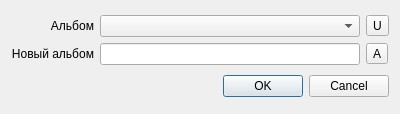
Above: uploadimagesdlg.ui from knvmbox/file-uploader before the change. Below: the same form after it.
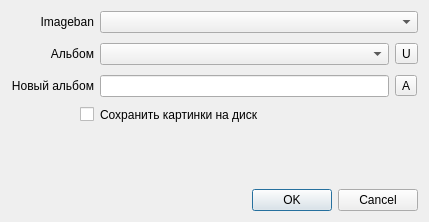
That is the form after the change. Icons and pictures are not drawn. Custom widgets are drawn as their Qt base class.

Patch:
```diff
--- a/uploadimagesdlg.ui
+++ b/uploadimagesdlg.ui
@@ -6,8 +6,8 @@
    <rect>
     <x>0</x>
     <y>0</y>
-    <width>400</width>
-    <height>114</height>
+    <width>429</width>
+    <height>222</height>
    </rect>
   </property>
   <property name="windowTitle">
@@ -16,10 +16,16 @@
   <layout class="QVBoxLayout" name="verticalLayout">
    <item>
     <layout class="QGridLayout" name="gridLayout">
-     <item row="0" column="1">
+     <property name="bottomMargin">
+      <number>0</number>
+     </property>
+     <property name="verticalSpacing">
+      <number>10</number>
+     </property>
+     <item row="1" column="1">
       <widget class="QComboBox" name="albumsBox"/>
      </item>
-     <item row="0" column="2">
+     <item row="1" column="2">
       <widget class="QToolButton" name="reloadAlbumsBtn">
        <property name="text">
         <string>U</string>
@@ -31,6 +37,33 @@
       </widget>
      </item>
      <item row="0" column="0">
+      <widget class="QLabel" name="label_2">
+       <property name="text">
+        <string>Imageban</string>
+       </property>
+       <property name="alignment">
+        <set>Qt::AlignRight|Qt::AlignTrailing|Qt::AlignVCenter</set>
+       </property>
+      </widget>
+     </item>
+     <item row="0" column="1" colspan="2">
+      <widget class="QComboBox" name="imagebanBox"/>
+     </item>
+     <item row="2" column="1">
+      <widget class="QLineEdit" name="albumNameEdit"/>
+     </item>
+     <item row="2" column="2">
+      <widget class="QToolButton" name="addAlbumBtn">
+       <property name="text">
+        <string>A</string>
+       </property>
+       <property name="icon">
+        <iconset resource="file-uploader.qrc">
+         <normaloff>:/img/add.png</normaloff>:/img/add.png</iconset>
+       </property>
+      </widget>
+     </item>
+     <item row="1" column="0">
       <widget class="QLabel" name="label">
        <property name="maximumSize">
         <size>
@@ -46,7 +79,7 @@
        </property>
       </widget>
      </item>
-     <item row="1" column="0">
+     <item row="2" column="0">
       <widget class="QLabel" name="newAlbumLabel">
        <property name="text">
         <string>Новый альбом</string>
@@ -56,17 +89,27 @@
        </property>
       </widget>
      </item>
-     <item row="1" column="1">
-      <widget class="QLineEdit" name="albumNameEdit"/>
+     <item row="4" column="0" colspan="3">
+      <widget class="FileSelector" name="dirSelector" native="true">
+       <property name="enabled">
+        <bool>false</bool>
+       </property>
+      </widget>
      </item>
-     <item row="1" column="2">
-      <widget class="QToolButton" name="addAlbumBtn">
+     <item row="3" column="0">
+      <widget class="QCheckBox" name="saveImageBheck">
+       <property name="layoutDirection">
+        <enum>Qt::RightToLeft</enum>
+       </property>
        <property name="text">
-        <string>A</string>
+        <string/>
        </property>
-       <property name="icon">
-        <iconset resource="file-uploader.qrc">
-         <normaloff>:/img/add.png</normaloff>:/img/add.png</iconset>
+      </widget>
+     </item>
+     <item row="3" column="1">
+      <widget class="QLabel" name="label_3">
+       <property name="text">
+        <string>Сохранить картинки на диск</string>
        </property>
       </widget>
      </item>
@@ -84,6 +127,14 @@
    </item>
   </layout>
  </widget>
+ <customwidgets>
+  <customwidget>
+   <class>FileSelector</class>
+   <extends>QWidget</extends>
+   <header>widgets/fileselector.hpp</header>
+   <container>1</container>
+  </customwidget>
+ </customwidgets>
  <resources>
   <include location="file-uploader.qrc"/>
  </resources>
```
